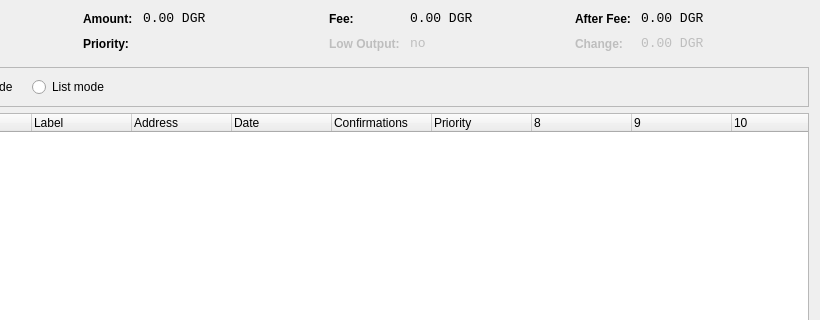
Qt form src/qt/forms/coincontroldialog.ui (NexxusUniversity/NexxusCoin) before a commit; both pictures show x 180 to 1000 and y 0 to 320 of the 1000 by 500 pixel window.
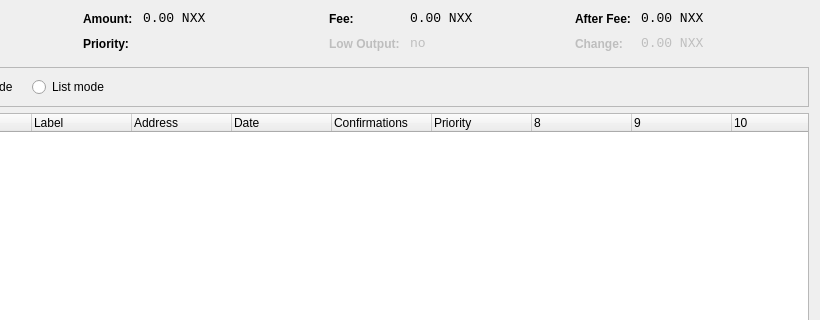
The same form after that commit. Custom widgets are drawn as their Qt base class.

```diff
--- a/src/qt/forms/coincontroldialog.ui
+++ b/src/qt/forms/coincontroldialog.ui
@@ -141,7 +141,7 @@
           <enum>Qt::ActionsContextMenu</enum>
          </property>
          <property name="text">
-          <string notr="true">0.00 DGR</string>
+          <string notr="true">0.00 NXX</string>
          </property>
          <property name="textInteractionFlags">
           <set>Qt::LinksAccessibleByMouse|Qt::TextSelectableByKeyboard|Qt::TextSelectableByMouse</set>
@@ -221,7 +221,7 @@
           <enum>Qt::ActionsContextMenu</enum>
          </property>
          <property name="text">
-          <string notr="true">0.00 DGR</string>
+          <string notr="true">0.00 NXX</string>
          </property>
          <property name="textInteractionFlags">
           <set>Qt::LinksAccessibleByMouse|Qt::TextSelectableByKeyboard|Qt::TextSelectableByMouse</set>
@@ -307,7 +307,7 @@
           <enum>Qt::ActionsContextMenu</enum>
          </property>
          <property name="text">
-          <string notr="true">0.00 DGR</string>
+          <string notr="true">0.00 NXX</string>
          </property>
          <property name="textInteractionFlags">
           <set>Qt::LinksAccessibleByMouse|Qt::TextSelectableByKeyboard|Qt::TextSelectableByMouse</set>
@@ -345,7 +345,7 @@
           <enum>Qt::ActionsContextMenu</enum>
          </property>
          <property name="text">
-          <string notr="true">0.00 DGR</string>
+          <string notr="true">0.00 NXX</string>
          </property>
          <property name="textInteractionFlags">
           <set>Qt::LinksAccessibleByMouse|Qt::TextSelectableByKeyboard|Qt::TextSelectableByMouse</set>
```
